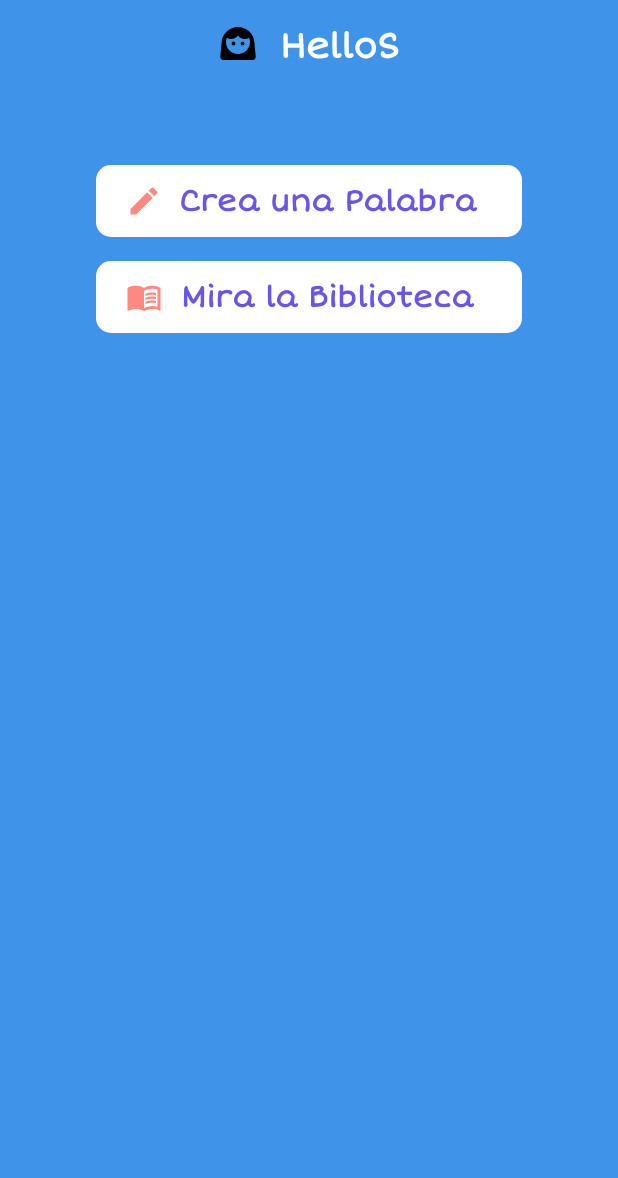
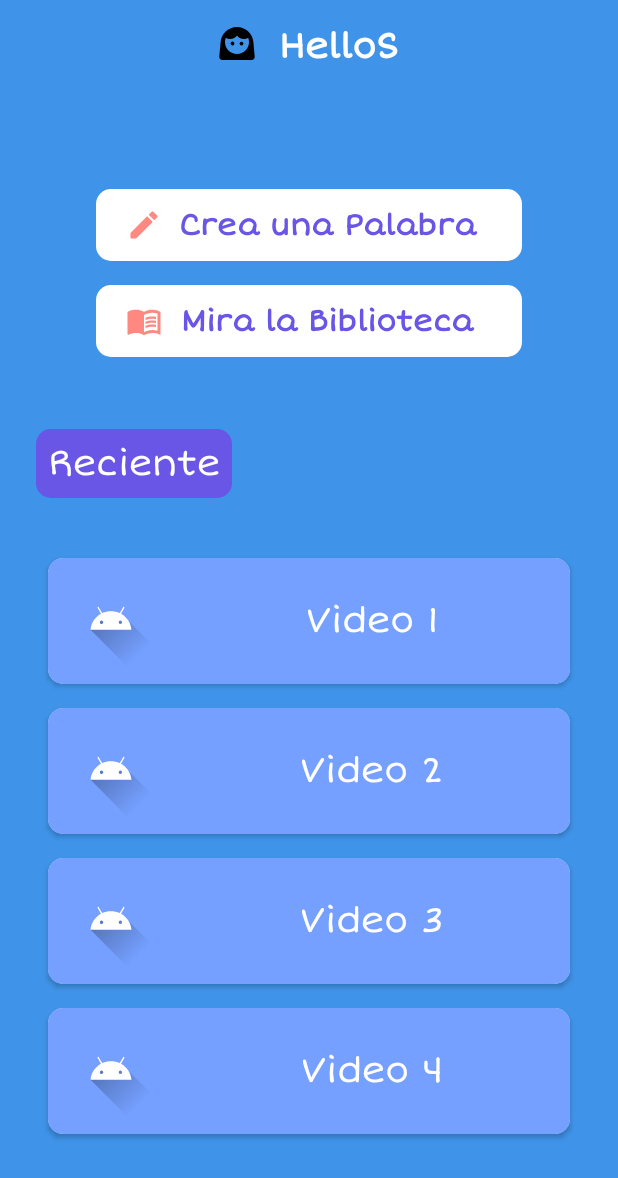
Before and after one commit to Gardmeer/hola-salo, an Android app: the screen it shows after launch (MainActivity), on a phone screen of 412 x 824 dp. Shown: the top 1178 px of the screen. Run offline under Robolectric (Android 15) with nearby library versions, the phone set to English and light mode, and no system bars.

Commit message:
CardView Listo

```diff
--- /dev/null
+++ b/app/src/main/java/com/gardmeer/hellos/AdapterDatos.kt
@@ -0,0 +1,32 @@
+package com.gardmeer.hellos
+
+import android.view.LayoutInflater
+import android.view.View
+import android.view.ViewGroup
+import android.widget.TextView
+import androidx.recyclerview.widget.RecyclerView
+
+class AdapterDatos(private val listaDatos: Array<String>) :
+    RecyclerView.Adapter<AdapterDatos.ViewHolderDatos>()  {
+    class ViewHolderDatos(view: View) : RecyclerView.ViewHolder(view) {
+        val dato: TextView
+
+        init {
+            dato = view.findViewById(R.id.txtDato)
+        }
+    }
+
+    override fun onCreateViewHolder(parent: ViewGroup, viewType: Int): ViewHolderDatos {
+        val view = LayoutInflater.from(parent.context)
+            .inflate(R.layout.item_list, parent, false)
+
+        return ViewHolderDatos(view)
+    }
+
+    override fun onBindViewHolder(holder: ViewHolderDatos, position: Int) {
+        holder.dato.text = listaDatos[position]
+    }
+
+    override fun getItemCount() = listaDatos.size
+
+}
--- a/app/src/main/java/com/gardmeer/hellos/MainActivity.kt
+++ b/app/src/main/java/com/gardmeer/hellos/MainActivity.kt
@@ -4,8 +4,8 @@ import android.content.Intent
 import androidx.appcompat.app.AppCompatActivity
 import android.os.Bundle
 import android.view.View
-import android.widget.TextView
-import android.widget.Toast
+import androidx.recyclerview.widget.LinearLayoutManager
+import androidx.recyclerview.widget.RecyclerView
 
 class MainActivity : AppCompatActivity() {
 
@@ -13,6 +13,13 @@ class MainActivity : AppCompatActivity() {
         super.onCreate(savedInstanceState)
         setContentView(R.layout.activity_main)
 
+        val listDatos = arrayOf("Video 1", "Video 2", "Video 3", "Video 4")
+        val adapterDatos = AdapterDatos(listDatos)
+
+        val rvReciente: RecyclerView = findViewById(R.id.rvReciente)
+        rvReciente.adapter = adapterDatos
+
+        rvReciente.layoutManager = LinearLayoutManager(this)
         //Toast.makeText(this,"Crea una nueva palabra",Toast.LENGTH_LONG).show()
 
     }
--- a/app/src/main/res/layout/activity_main.xml
+++ b/app/src/main/res/layout/activity_main.xml
@@ -1,5 +1,5 @@
 <?xml version="1.0" encoding="utf-8"?>
-<androidx.constraintlayout.widget.ConstraintLayout xmlns:android="http://schemas.android.com/apk/res/android"
+<RelativeLayout xmlns:android="http://schemas.android.com/apk/res/android"
     xmlns:app="http://schemas.android.com/apk/res-auto"
     xmlns:tools="http://schemas.android.com/tools"
     android:layout_width="match_parent"
@@ -11,11 +11,10 @@
         android:id="@+id/linearLayout"
         android:layout_width="wrap_content"
         android:layout_height="wrap_content"
+        android:layout_alignParentTop="true"
+        android:layout_centerHorizontal="true"
         android:layout_marginTop="16dp"
-        android:orientation="horizontal"
-        app:layout_constraintEnd_toEndOf="parent"
-        app:layout_constraintStart_toStartOf="parent"
-        app:layout_constraintTop_toTopOf="parent">
+        android:orientation="horizontal">
 
         <ImageView
             android:id="@+id/imvIcono"
@@ -43,15 +42,15 @@
     </LinearLayout>
 
     <LinearLayout
-        android:layout_width="0dp"
+        android:id="@+id/linearLayout3"
+        android:layout_width="match_parent"
         android:layout_height="wrap_content"
+        android:layout_below="@+id/linearLayout"
+        android:layout_centerHorizontal="true"
         android:layout_marginStart="64dp"
-        android:layout_marginTop="64dp"
+        android:layout_marginTop="80dp"
         android:layout_marginEnd="64dp"
-        android:orientation="vertical"
-        app:layout_constraintEnd_toEndOf="parent"
-        app:layout_constraintStart_toStartOf="parent"
-        app:layout_constraintTop_toBottomOf="@+id/linearLayout">
+        android:orientation="vertical">
 
         <Button
             android:id="@+id/btnPalabra"
@@ -71,7 +70,7 @@
 
         <Space
             android:layout_width="match_parent"
-            android:layout_height="16dp"/>
+            android:layout_height="16dp" />
 
         <Button
             android:id="@+id/btnBiblioteca"
@@ -90,4 +89,35 @@
             android:textStyle="bold" />
     </LinearLayout>
 
-</androidx.constraintlayout.widget.ConstraintLayout>
+    <TextView
+        android:id="@+id/txtReciente"
+        android:layout_width="wrap_content"
+        android:layout_height="wrap_content"
+        android:layout_below="@+id/linearLayout3"
+        android:layout_alignParentStart="true"
+        android:layout_marginStart="24dp"
+        android:layout_marginTop="48dp"
+        android:background="@drawable/bg_color"
+        android:fontFamily="@font/shortstack_regular"
+        android:padding="8dp"
+        android:text="@string/recent"
+        android:textColor="@color/white"
+        android:textSize="24sp" />
+
+    <LinearLayout
+        android:layout_width="match_parent"
+        android:layout_height="wrap_content"
+        android:layout_below="@+id/txtReciente"
+        android:layout_marginStart="16dp"
+        android:layout_marginTop="32dp"
+        android:layout_marginEnd="16dp"
+        android:orientation="vertical">
+
+        <androidx.recyclerview.widget.RecyclerView
+            android:id="@+id/rvReciente"
+            android:layout_width="match_parent"
+            android:layout_height="wrap_content" />
+
+    </LinearLayout>
+
+</RelativeLayout>
--- /dev/null
+++ b/app/src/main/res/layout/item_list.xml
@@ -0,0 +1,45 @@
+<?xml version="1.0" encoding="utf-8"?>
+<LinearLayout xmlns:android="http://schemas.android.com/apk/res/android"
+    android:layout_width="match_parent"
+    android:layout_height="wrap_content"
+    xmlns:app="http://schemas.android.com/apk/res-auto"
+    android:background="@color/celeste">
+
+    <androidx.cardview.widget.CardView
+        android:layout_width="match_parent"
+        android:layout_height="wrap_content"
+        android:layout_marginEnd="16dp"
+        android:layout_marginStart="16dp"
+        android:layout_marginTop="8dp"
+        android:layout_marginBottom="8dp"
+        app:cardCornerRadius="10dp"
+        android:background="@color/celeste">
+
+        <LinearLayout
+            android:layout_width="match_parent"
+            android:layout_height="wrap_content"
+            android:background="@color/dark_celeste">
+
+            <ImageView
+                android:id="@+id/imvMini"
+                android:layout_width="64dp"
+                android:layout_height="64dp"
+                android:layout_margin="10dp"
+                android:src="@drawable/ic_launcher_foreground"
+                android:layout_marginEnd="16dp"/>
+
+            <TextView
+                android:id="@+id/txtDato"
+                android:layout_width="match_parent"
+                android:layout_height="match_parent"
+                android:fontFamily="@font/shortstack_regular"
+                android:gravity="center"
+                android:text="@string/video"
+                android:textColor="@color/white"
+                android:textSize="24sp" />
+
+        </LinearLayout>
+
+    </androidx.cardview.widget.CardView>
+
+</LinearLayout>
--- a/app/src/main/res/values/colors.xml
+++ b/app/src/main/res/values/colors.xml
@@ -1,6 +1,7 @@
 <?xml version="1.0" encoding="utf-8"?>
 <resources>
     <color name="celeste">#3F93E8</color>
+    <color name="dark_celeste">#75A0FF</color>
     <color name="mid_blue">#8097FF</color>
     <color name="strong_blue">#8FA7BF</color>
     <color name="dark_blue">#304961</color>
--- a/app/src/main/res/values/strings.xml
+++ b/app/src/main/res/values/strings.xml
@@ -3,10 +3,12 @@
     <string name="app_logo">Logo</string>
     <string name="new_word">Crea una Palabra</string>
     <string name="see_library">Mira la Biblioteca</string>
+    <string name="recent">Reciente</string>
     <string name="library">Biblioteca</string>
     <string name="word">Palabra</string>
     <string name="create_word">Nueva Palabra</string>
     <string name="picture">Imagen</string>
     <string name="video">Video</string>
+    <string name="save">Guardar</string>
     <string name="back_icon">Regresar</string>
 </resources>
```
Also changed, not shown: app/src/main/java/com/gardmeer/hellos/BibliotecaActivity.kt (+10 -0 lines), app/src/main/java/com/gardmeer/hellos/CrearActivity.kt (+33 -12 lines), app/src/main/res/drawable/bg_recycler.xml (added, +8 -0 lines), app/src/main/res/layout/activity_biblioteca.xml (+30 -13 lines), app/src/main/res/layout/activity_crear.xml (+28 -11 lines).
